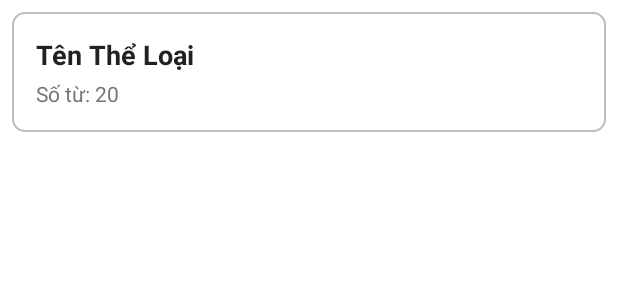
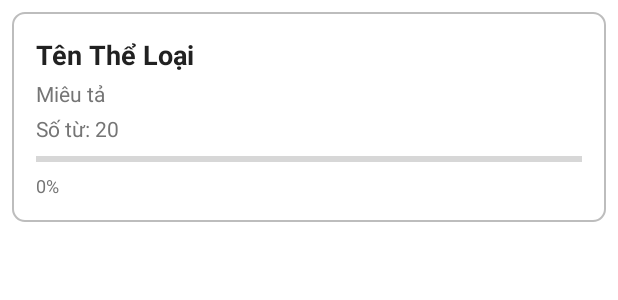
Before and after one commit to Skun01/LearningEnglishApplication, an Android app: the layout item_category.xml on its own in the app's theme, with its tools: preview values and no code run, on a phone screen of 412 x 824 dp. Shown: the top 300 px of the screen. Run offline under Robolectric (Android 15) with nearby library versions, the phone set to English and light mode, and no system bars.

Commit message:
Set progress+ fix error learned voc

```diff
--- a/app/src/main/res/layout/item_category.xml
+++ b/app/src/main/res/layout/item_category.xml
@@ -15,7 +15,14 @@
         android:textSize="18sp"
         android:textColor="@color/text_color_primary"
         android:textStyle="bold"/>
-
+    <TextView
+        android:id="@+id/description_vocabulary"
+        android:layout_width="wrap_content"
+        android:layout_height="wrap_content"
+        android:text="Miêu tả"
+        android:textSize="14sp"
+        android:textColor="@color/text_color_secondary"
+        android:layout_marginTop="4dp"/>
     <TextView
         android:id="@+id/tv_word_count"
         android:layout_width="wrap_content"
@@ -24,4 +31,24 @@
         android:textSize="14sp"
         android:textColor="@color/text_color_secondary"
         android:layout_marginTop="4dp"/>
+    <!-- Thanh tiến độ học từ -->
+    <ProgressBar
+        android:id="@+id/progress_category"
+        style="?android:attr/progressBarStyleHorizontal"
+        android:layout_width="match_parent"
+        android:layout_height="10dp"
+        android:layout_marginTop="6dp"
+        android:max="100" />
+
+    <!-- Nhãn phần trăm (tuỳ chọn) -->
+    <TextView
+        android:id="@+id/tv_progress_percent"
+        android:layout_width="wrap_content"
+        android:layout_height="wrap_content"
+        android:text="0%"
+        android:textSize="12sp"
+        android:layout_marginTop="4dp"
+        android:textColor="@color/text_color_secondary"/>
+
+
 </LinearLayout>
--- a/app/src/main/res/values/strings.xml
+++ b/app/src/main/res/values/strings.xml
@@ -1,3 +1,6 @@
 <resources>
     <string name="app_name">LearningEnglishApplication</string>
+    <string name="category_progress_label">%1$d/%2$d từ</string>
+    <string name="category_progress_percent">%1$d%%</string>
+
 </resources>
```
Also changed, not shown: app/src/main/java/com/example/learningenglishapplication/Data/DataHelper/CategoryDataHelper.java (+25 -8 lines), app/src/main/java/com/example/learningenglishapplication/category/AddEditCategoryActivity.java (+14 -7 lines), app/src/main/java/com/example/learningenglishapplication/category/CategoryAdapter.java (+37 -1 lines).
